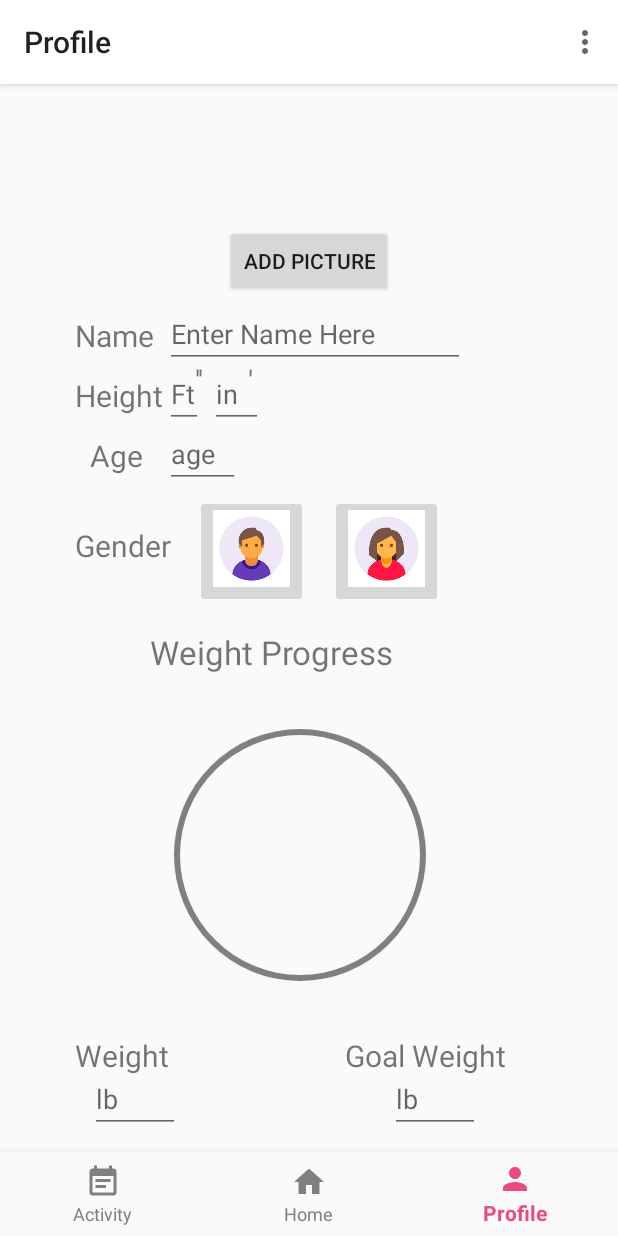
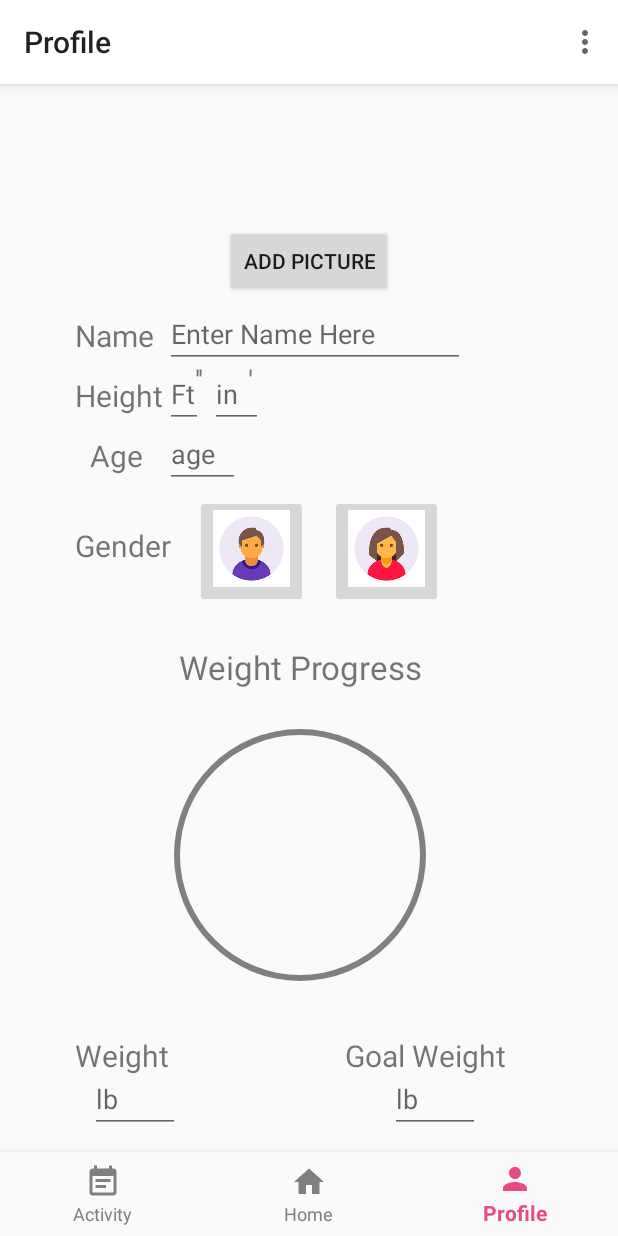
Before and after one commit to ziming9/FitnessApp, an Android app: the screen it shows after launch (MainActivity), item 3 of the bottom bar chosen, on a phone screen of 412 x 824 dp. Run offline under Robolectric (Android 15) with nearby library versions, the phone set to English and light mode, and no system bars.

Commit message:
fixed length of imageview

```diff
--- a/app/src/main/res/layout/fragment_profile.xml
+++ b/app/src/main/res/layout/fragment_profile.xml
@@ -171,8 +171,10 @@
                     style="?android:progressBarStyleHorizontal"
                     android:layout_width="200dp"
                     android:layout_height="200dp"
+                    android:layout_alignBottom="@+id/progressBarGray"
                     android:layout_marginLeft="100dp"
                     android:layout_marginTop="470dp"
+                    android:layout_marginBottom="0dp"
                     android:progressDrawable="@drawable/circle" />
 
                 <TextView
@@ -188,9 +190,10 @@
 
 
                 <TextView
-                    android:id="@+id/textView"
+                    android:id="@+id/textViewProgress"
                     android:layout_width="200dp"
                     android:layout_height="50dp"
+                    android:gravity="center"
                     android:layout_marginLeft="100dp"
                     android:layout_marginTop="420dp"
                     android:text="Weight Progress"
```
